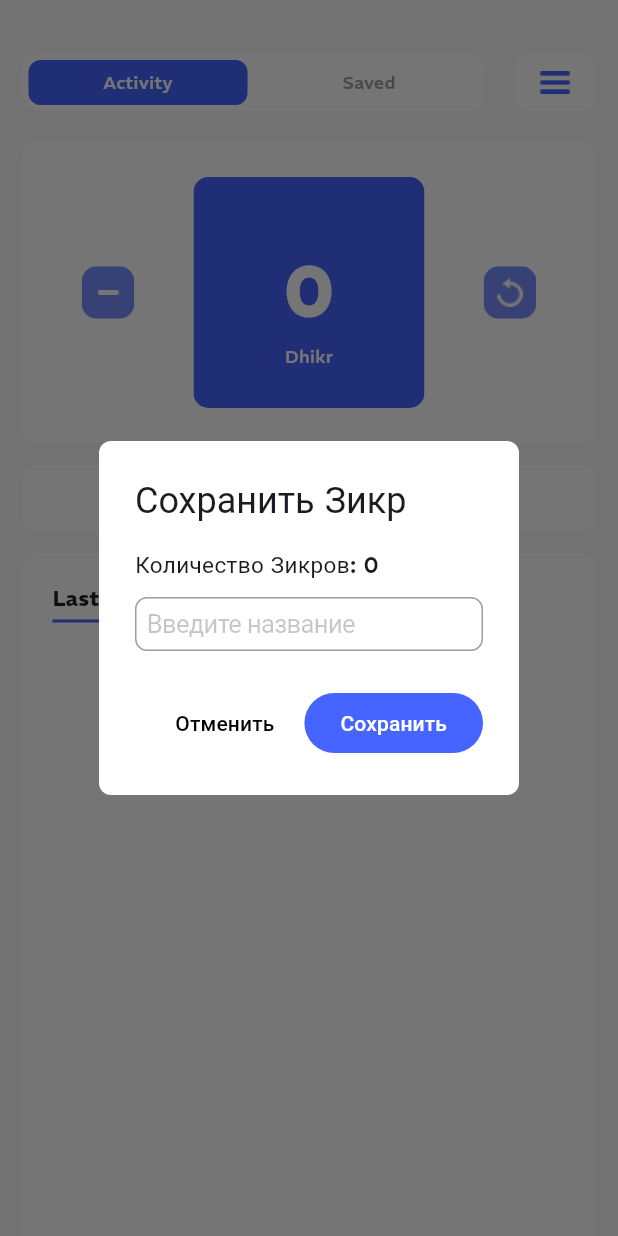
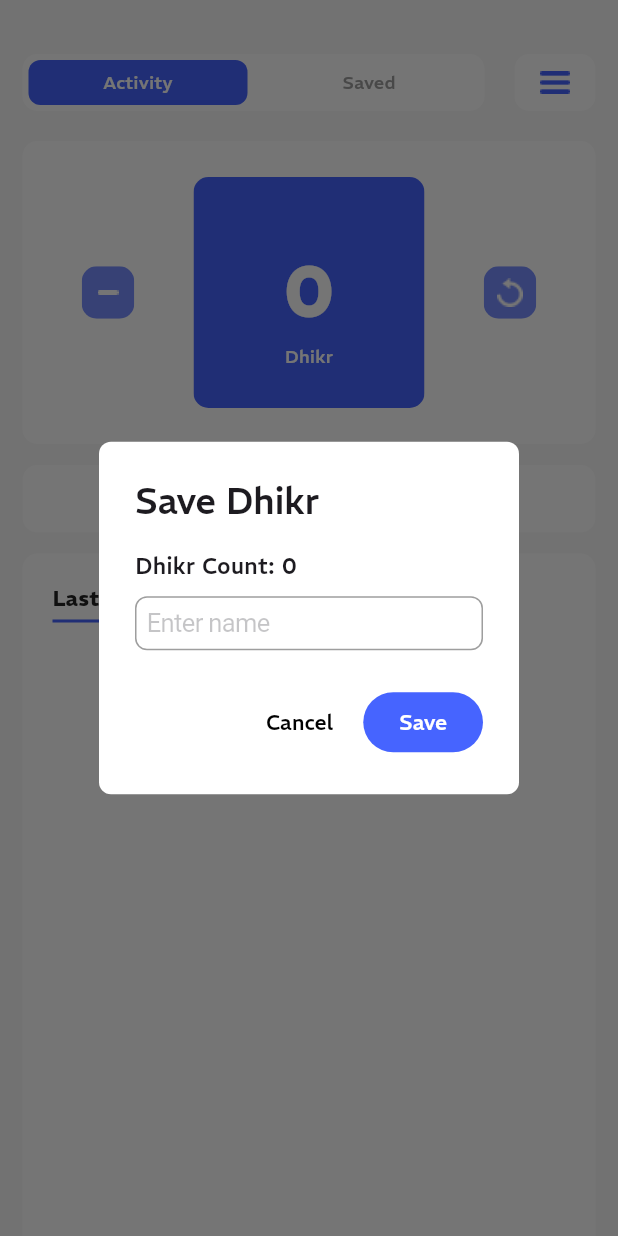
Before and after one commit to VbEmbler/tasbih_counter, a Flutter app: the screen it shows after launch, after a tap on "Save dhikr", on a phone screen of 412 x 824 dp. Run offline on Flutter 3.47's test engine with Material 2 defaults, Android fonts, the phone set to English and light mode, and no system bars; our stand-ins replace easy_localization, go_router; missing offline and left inert: easy_localization_loader.

```diff
--- /dev/null
+++ b/assets/langs/langs.csv
@@ -0,0 +1,16 @@
+str,en,ru
+Tasbih Counter,Tasbih Counter,Тасби -счетчик
+Dhikr,Dhikr,Dhikr
+Save dhikr,Save dhikr,Сохранить DHIKR
+Last saved dhikrs,Last saved dhikrs,Последний спасенный Dhikrs
+Activity,Activity,Активность
+Saved,Saved,Сохранил
+Settings,Settings,Настройки
+Back,Back,Назад
+Edit Dhikr,Edit Dhikr,Редактировать Dhikr
+Save Dhikr,Save Dhikr,Сохранить DHIKR
+Dhikr Count:,Dhikr quantity:,DHIKR Количество:
+Enter name,Enter name,Введите имя
+Cancel,Cancel,Отмена
+Save,Save,Сохранять
+Language:,Language:,Язык:
--- a/lib/main.dart
+++ b/lib/main.dart
@@ -1,3 +1,5 @@
+import 'package:easy_localization/easy_localization.dart';
+import 'package:easy_localization_loader/easy_localization_loader.dart';
 import 'package:flutter/material.dart';
 import 'package:go_router/go_router.dart';
 import 'package:tasbih_counter/pages/custom_page/custom_page.dart';
@@ -5,12 +7,25 @@ import 'package:tasbih_counter/pages/home/home_page.dart';
 import 'package:flutter/services.dart';
 import 'package:tasbih_counter/pages/settings_page/settings_page.dart';
 
-void main() {
+void main() async {
   WidgetsFlutterBinding.ensureInitialized();
   SystemChrome.setPreferredOrientations(
       [DeviceOrientation.portraitUp, DeviceOrientation.portraitDown]);
 
-  runApp(const TasbihCounter());
+  await EasyLocalization.ensureInitialized();
+  runApp(
+    EasyLocalization(
+      supportedLocales: const [
+        Locale('en'),
+        Locale('ru'),
+      ],
+      assetLoader: CsvAssetLoader(),
+      fallbackLocale: const Locale('en'),
+      path: 'assets/langs/langs.csv',
+      // ignore: prefer_const_constructors
+      child: TasbihCounter(),
+    ),
+  );
 }
 
 class TasbihCounter extends StatelessWidget {
@@ -18,7 +33,9 @@ class TasbihCounter extends StatelessWidget {
 
   @override
   Widget build(BuildContext context) {
-    return MaterialApp.router(
+    return KeyedSubtree(
+      key: ValueKey(context.locale),
+      child: MaterialApp.router(
         routerConfig: _router,
         title: 'Tasbih Counter',
         theme: ThemeData(
@@ -29,7 +46,12 @@ class TasbihCounter extends StatelessWidget {
             fontSize: 12,
           )),
         ),
+        // На 25 минуте
+        localizationsDelegates: context.localizationDelegates,
+        supportedLocales: context.supportedLocales,
+        locale: context.locale,
         //home: const HomePage(),
+      ),
     );
   }
 }
--- a/lib/pages/home/counter_panel.dart
+++ b/lib/pages/home/counter_panel.dart
@@ -1,3 +1,4 @@
+import 'package:easy_localization/easy_localization.dart';
 import 'package:flutter/material.dart';
 import 'package:tasbih_counter/pages/home/save_button.dart';
 
@@ -65,8 +66,8 @@ class CounterPanel extends StatelessWidget {
                               ),
                             ),
                           ),
-                          const Text(
-                            'Dhikr',
+                          Text(
+                            'Dhikr'.tr(),
                             style: TextStyle(
                               color: Colors.white,
                               fontSize: 12,
--- a/lib/pages/home/save_button.dart
+++ b/lib/pages/home/save_button.dart
@@ -1,3 +1,4 @@
+import 'package:easy_localization/easy_localization.dart';
 import 'package:flutter/material.dart';
 import 'package:tasbih_counter/voids/show_alert_dhikr.dart';
 
@@ -23,13 +24,13 @@ class SaveButton extends StatelessWidget {
             isEdit: false,
             mySetState: mySetState,
           ),
-          child: const SizedBox(
+          child: SizedBox(
             height: 45,
             width: double.infinity,
             child: Center(
               child: Text(
-                'Save dhikr',
-                style: TextStyle(
+                'Save dhikr'.tr(),
+                style: const TextStyle(
                   color: Color(0xFF4664FF),
                   fontSize: 14,
                   fontWeight: FontWeight.bold,
--- a/lib/pages/home/saved_tasbih_panel.dart
+++ b/lib/pages/home/saved_tasbih_panel.dart
@@ -1,3 +1,4 @@
+import 'package:easy_localization/easy_localization.dart';
 import 'package:flutter/material.dart';
 import 'package:tasbih_counter/models/dhikr.dart';
 import 'package:tasbih_counter/pages/home/saved_tasbih_row.dart';
@@ -30,9 +31,9 @@ class SavedTasbihPanel extends StatelessWidget {
         child: Column(
           crossAxisAlignment: CrossAxisAlignment.start,
           children: [
-            const Text(
-              'Last saved dhikrs',
-              style: TextStyle(
+            Text(
+              'Last saved dhikrs'.tr(),
+              style: const TextStyle(
                 fontFamily: 'REM-Bold',
                 color: Color(0xFF232323),
                 fontSize: 14,
@@ -48,6 +49,7 @@ class SavedTasbihPanel extends StatelessWidget {
               child: ListView.builder(
                   itemCount: fakeDB.length,
                   itemBuilder: (context, index) {
+                    int newIndex = fakeDB.length - 1 - index;
                     return Container(
                       decoration: BoxDecoration(
                         borderRadius: BorderRadius.circular(10),
@@ -57,7 +59,7 @@ class SavedTasbihPanel extends StatelessWidget {
                       margin: const EdgeInsets.only(bottom: 10),
                       child: SavedTasbihRow(
                         mySetState: mySetState,
-                        index,
+                        newIndex,
                       ),
                     );
                   }),
--- a/lib/pages/home/toggle_panel.dart
+++ b/lib/pages/home/toggle_panel.dart
@@ -1,3 +1,4 @@
+import 'package:easy_localization/easy_localization.dart';
 import 'package:flutter/material.dart';
 import 'package:go_router/go_router.dart';
 
@@ -36,7 +37,7 @@ class TogglePanel extends StatelessWidget {
                       alignment: Alignment.center,
                       margin: const EdgeInsets.all(4),
                       child: Text(
-                        'Activity',
+                        'Activity'.tr(),
                         style: TextStyle(
                           color: isActivity
                               ? Colors.white
@@ -61,7 +62,7 @@ class TogglePanel extends StatelessWidget {
                       alignment: Alignment.center,
                       margin: const EdgeInsets.all(4),
                       child: Text(
-                        'Saved',
+                        'Saved'.tr(),
                         style: TextStyle(
                           color: isActivity
                               ? const Color(0xFF9E9E9E)
--- a/lib/voids/show_alert_dhikr.dart
+++ b/lib/voids/show_alert_dhikr.dart
@@ -1,5 +1,7 @@
+import 'package:easy_localization/easy_localization.dart';
 import 'package:flutter/cupertino.dart';
 import 'package:flutter/material.dart';
+import 'package:go_router/go_router.dart';
 import 'package:tasbih_counter/models/dhikr.dart';
 
 void showAlertDhikr({
@@ -20,14 +22,14 @@ void showAlertDhikr({
           borderRadius: BorderRadius.circular(8),
         ),
         title: isEdit
-            ? const Text('Редактировать Зикр')
-            : const Text('Сохранить Зикр'),
+            ? Text('Edit Dhikr'.tr())
+            : Text('Save Dhikr'.tr()),
         content: Column(
           crossAxisAlignment: CrossAxisAlignment.start,
           mainAxisSize: MainAxisSize.min,
           children: [
             Text(
-              'Количество Зикров: $counter',
+              '${'Dhikr Count:'.tr()} $counter',
               style: const TextStyle(
                 fontSize: 15,
               ),
@@ -37,7 +39,7 @@ void showAlertDhikr({
             ),
             CupertinoTextField(
               controller: controller,
-              placeholder: title ?? 'Введите название',
+              placeholder: title ?? 'Enter name'.tr(),
               decoration: BoxDecoration(
                 border: Border.all(color: Colors.grey),
                 borderRadius: BorderRadius.circular(8),
@@ -65,8 +67,9 @@ void showAlertDhikr({
             onPressed: () {
               Navigator.pop(context);
             },
-            child: const Text(
-              'Отменить',
+            child: Text(
+              'Cancel'.tr(),
+              // ignore: prefer_const_constructors
               style: TextStyle(color: Colors.black),
             ),
           ),
@@ -97,10 +100,51 @@ void showAlertDhikr({
               mySetState();
               Navigator.pop(context);
             },
-            child: const Text('Сохранить'),
+            child: Text('Save'.tr()),
           )
         ],
       );
     },
   );
 }
+
+
+const Map<String, String> myLangs = {
+  'en': 'English',
+  'ru': 'Русский',
+};
+
+class EditLangs extends StatelessWidget {
+  const EditLangs({super.key});
+
+  @override
+  Widget build(BuildContext context) {
+    final supportedLocales = context.supportedLocales;
+
+    return Padding(
+      padding: const EdgeInsets.symmetric(vertical: 20),
+      child: Column(
+        children: List.generate(
+          supportedLocales.length,
+          (index) {
+            return Column(
+              children: [
+                ListTile(
+                  onTap: () async {
+                    context.go('/');
+
+                    await context.setLocale(supportedLocales[index]);
+                  },
+                  title: Text(
+                    myLangs[supportedLocales[index].toString()].toString(),
+                  ),
+                ),
+                const Divider(),
+              ],
+            );
+          },
+        ),
+      ),
+    );
+  }
+}
--- a/pubspec.yaml
+++ b/pubspec.yaml
@@ -31,6 +31,9 @@ dependencies:
   flutter:
     sdk: flutter
   intl: ^0.18.1
+  go_router: ^11.0.0
+  easy_localization: ^3.0.3
+  easy_localization_loader: ^2.0.0
 
 
   # The following adds the Cupertino Icons font to your application.
@@ -62,6 +65,7 @@ flutter:
   # To add assets to your application, add an assets section, like this:
   assets:
     - assets/images/
+    - assets/langs/langs.csv
   #   - images/a_dot_ham.jpeg
 
   # An image asset can refer to one or more resolution-specific "variants", see
```
Also changed, not shown: lib/pages/settings_page/settings_page.dart (+32 -15 lines), 1 other file. Lines whose indentation alone changed are shown as unchanged.
